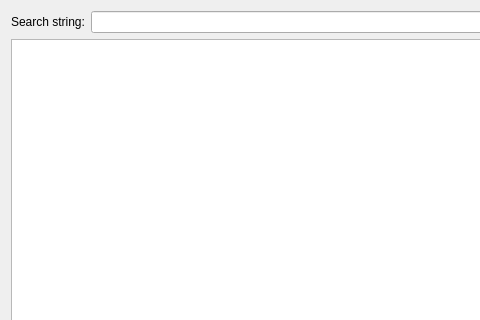
First picture: the form in client/src/ui/dialogs/camera_list_dialog.ui, repository networkoptix/nx_open, before the edit; both pictures show x 0 to 480 and y 0 to 320 of the 1170 by 719 pixel window.
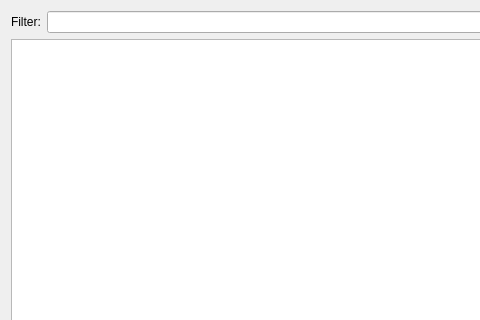
Second picture: the form after the edit. Custom widgets are drawn as their Qt base class.

```diff
--- a/client/src/ui/dialogs/camera_list_dialog.ui
+++ b/client/src/ui/dialogs/camera_list_dialog.ui
@@ -19,7 +19,7 @@
      <item>
       <widget class="QLabel" name="label">
        <property name="text">
-        <string>Search string:</string>
+        <string>Filter:</string>
        </property>
       </widget>
      </item>
```
